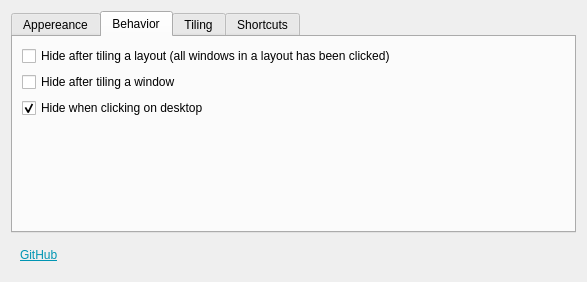
Old version of the form package/contents/ui/config.ui in the repository intrepidor/Exquisite.
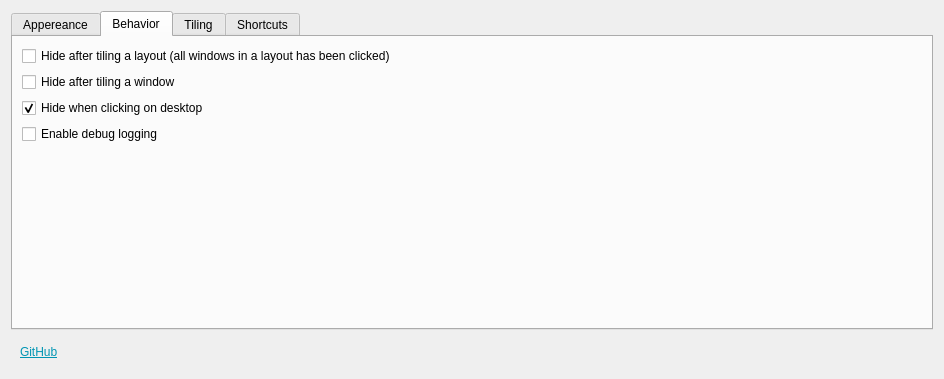
New version of the form. The open tabs and pages were chosen to show the change. Icons and pictures are not drawn.

Commit message:
Implement debug logging.
Because I need this just often enough.

What changed in the file:
```diff
--- a/package/contents/ui/config.ui
+++ b/package/contents/ui/config.ui
@@ -6,8 +6,8 @@
    <rect>
     <x>0</x>
     <y>0</y>
-    <width>587</width>
-    <height>282</height>
+    <width>944</width>
+    <height>379</height>
    </rect>
   </property>
   <property name="sizePolicy">
@@ -251,6 +251,22 @@
          </property>
         </widget>
        </item>
+       <item>
+        <widget class="QCheckBox" name="kcfg_debug">
+         <property name="sizePolicy">
+          <sizepolicy hsizetype="Minimum" vsizetype="Maximum">
+           <horstretch>0</horstretch>
+           <verstretch>0</verstretch>
+          </sizepolicy>
+         </property>
+         <property name="text">
+          <string>Enable debug logging</string>
+         </property>
+         <property name="checked">
+          <bool>false</bool>
+         </property>
+        </widget>
+       </item>
        <item>
         <widget class="QWidget" name="widget" native="true"/>
        </item>
```
Left out of the diff: 2 changed lines with no effect on the pictures. The commit also changes 2 other files.
